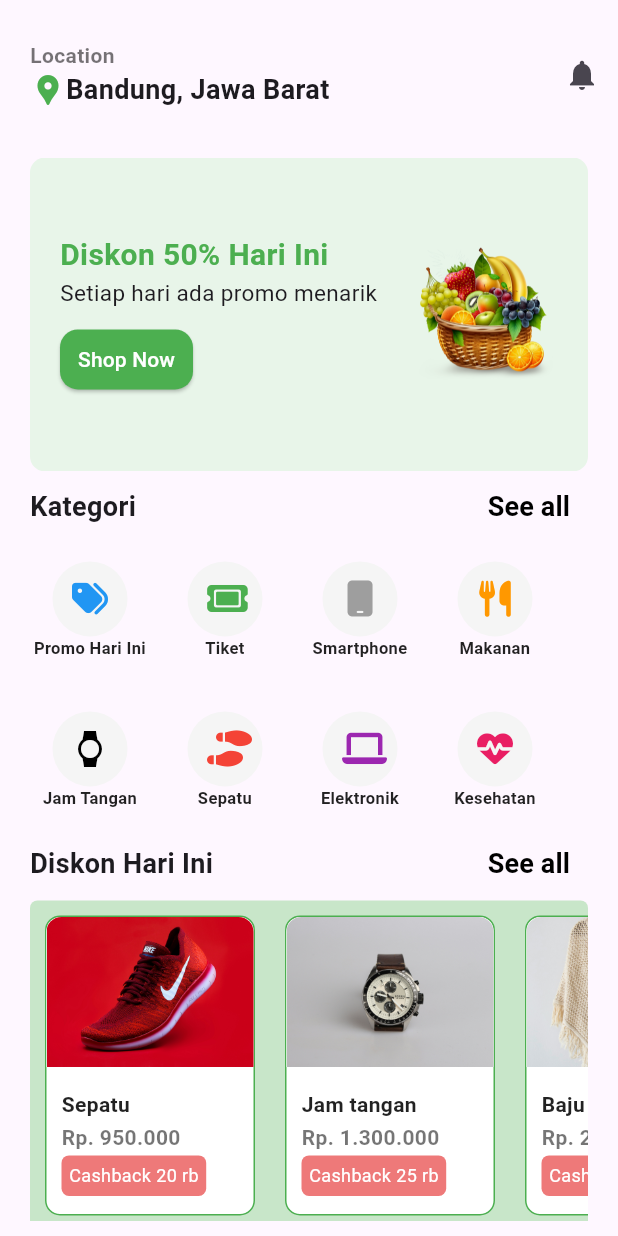
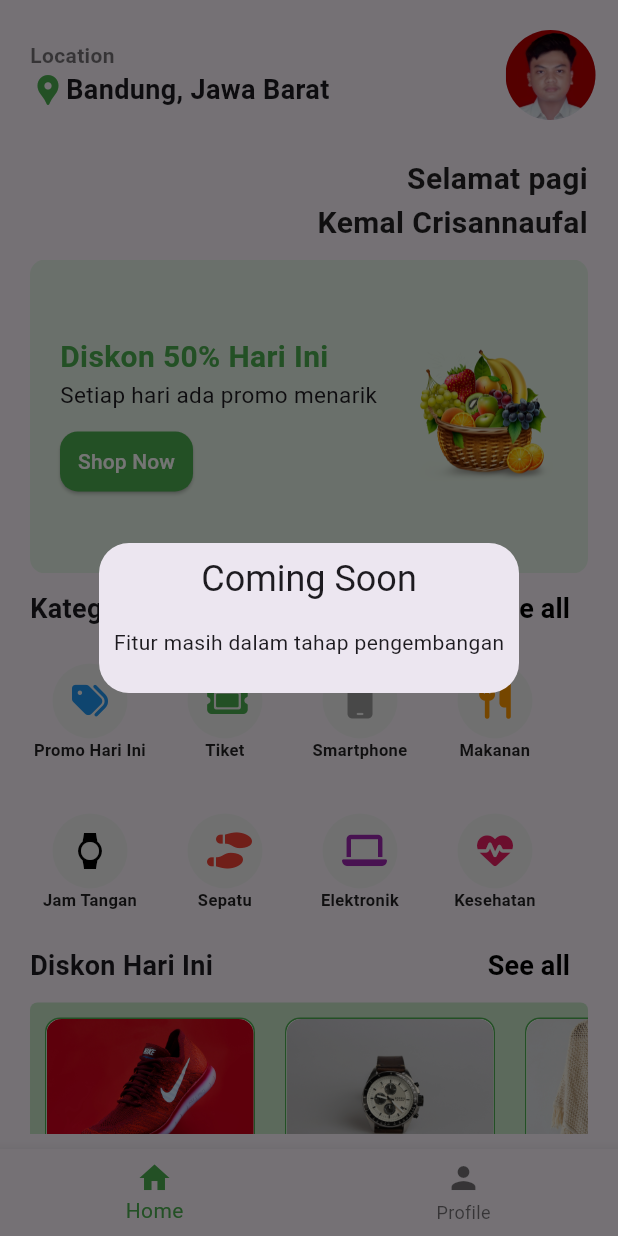
Before and after one commit to kemalcrisannaufal/dashboard-e-commerce-mobile, a Flutter app: the screen it shows after launch, after a tap on "Promo Hari Ini", on a phone screen of 412 x 824 dp. Run offline on Flutter 3.47's test engine with Material 3 defaults, Android fonts, the phone set to English and light mode, and no system bars; drawn by our look-alikes of carousel_slider; our stand-ins replace font_awesome_flutter, get.

Commit message:
add profile picture

```diff
--- /dev/null
+++ b/lib/app/modules/Profile/controllers/profile_controller.dart
@@ -0,0 +1,27 @@
+import 'package:get/get.dart';
+
+class ProfileController extends GetxController {
+  var name = "Kemal Crisannaufal".obs;
+  var location = "Bandung, Jawa Barat".obs;
+  var gender = "Laki-laki".obs;
+
+  @override
+  void onInit() {
+    super.onInit();
+  }
+
+  @override
+  void onReady() {
+    super.onReady();
+  }
+
+  @override
+  void onClose() {
+    super.onClose();
+  }
+
+  void editProfile(String name, String location) {
+    this.name.value = name;
+    this.location.value = location;
+  }
+}
--- a/lib/app/modules/home/controllers/home_controller.dart
+++ b/lib/app/modules/home/controllers/home_controller.dart
@@ -1,9 +1,6 @@
 import 'package:get/get.dart';
 
 class HomeController extends GetxController {
-  //TODO: Implement HomeController
-
-  final count = 0.obs;
   @override
   void onInit() {
     super.onInit();
@@ -18,6 +15,4 @@ class HomeController extends GetxController {
   void onClose() {
     super.onClose();
   }
-
-  void increment() => count.value++;
 }
--- a/lib/app/modules/home/views/category_menu_view.dart
+++ b/lib/app/modules/home/views/category_menu_view.dart
@@ -14,7 +14,7 @@ class CategoryMenuView extends GetView {
   @override
   Widget build(BuildContext context) {
     return GestureDetector(
-      onTap: () {},
+      onTap: onTap,
       child: Container(
         height: 90,
         width: 80,
--- a/lib/app/modules/home/views/home_view.dart
+++ b/lib/app/modules/home/views/home_view.dart
@@ -1,10 +1,12 @@
 import 'package:flutter/material.dart';
 import 'package:carousel_slider/carousel_slider.dart';
 import 'package:get/get.dart';
+import 'package:my_tel_u_clone/app/modules/Profile/controllers/profile_controller.dart';
 import 'package:my_tel_u_clone/app/modules/home/views/card_discount_view.dart';
 import 'package:my_tel_u_clone/app/modules/home/views/carrousel_card_view.dart';
 import 'package:my_tel_u_clone/app/modules/home/views/category_menu_view.dart';
 import 'package:my_tel_u_clone/app/modules/home/views/subsection_title_view.dart';
+import 'package:my_tel_u_clone/app/routes/app_pages.dart';
 import 'package:my_tel_u_clone/app/shared/widgets/appbar.dart';
 import 'package:font_awesome_flutter/font_awesome_flutter.dart';
 import '../../../data/produk.dart';
@@ -41,9 +43,10 @@ class HomeView extends GetView<HomeController> {
       Icon(FontAwesomeIcons.ellipsis, color: Colors.grey),
     ];
 
+    final profileC = Get.put(ProfileController());
     return Scaffold(
       appBar:
-            CustomAppBar(title: "Location", location: "Bandung, Jawa Barat"),
+          CustomAppBar(title: "Location", location: profileC.location.value),
       body: Padding(
         padding: const EdgeInsets.only(
           left: 20.0,
@@ -53,6 +56,18 @@ class HomeView extends GetView<HomeController> {
         ),
         child: ListView(
           children: [
+            Obx(
+              () => Text(
+                textAlign: TextAlign.right,
+                "Selamat pagi\n" + profileC.name.value,
+                style: TextStyle(
+                  fontWeight: FontWeight.bold,
+                  fontSize: 20,
+                  color: Colors.black87,
+                ),
+              ),
+            ),
+            SizedBox(height: 10),
             CarouselSlider(
               items: [
                 CarrouselCardView(),
@@ -80,14 +95,26 @@ class HomeView extends GetView<HomeController> {
                       CategoryMenuView(
                           title: categoryTitle[index],
                           icon: iconCategory[index],
-                            onTap: () {}),
+                          onTap: () {
+                            Get.defaultDialog(
+                              title: "Coming Soon",
+                              content:
+                                  Text("Fitur masih dalam tahap pengembangan"),
+                            );
+                          }),
                       SizedBox(
                         height: 10,
                       ),
                       CategoryMenuView(
                           title: categoryTitle[index + 5],
                           icon: iconCategory[index + 5],
-                            onTap: () {})
+                          onTap: () {
+                            Get.defaultDialog(
+                              title: "Coming Soon",
+                              content:
+                                  Text("Fitur masih dalam tahap pengembangan"),
+                            );
+                          })
                     ],
                   );
                 },
@@ -115,6 +142,26 @@ class HomeView extends GetView<HomeController> {
             ),
           ],
         ),
-        ));
+      ),
+      bottomNavigationBar: BottomNavigationBar(
+        fixedColor: Colors.green,
+        currentIndex: 0,
+        onTap: (index) {
+          if (index == 1) {
+            Get.toNamed(Routes.PROFILE);
+          }
+        },
+        items: [
+          BottomNavigationBarItem(
+            icon: Icon(Icons.home),
+            label: 'Home',
+          ),
+          BottomNavigationBarItem(
+            icon: Icon(Icons.person),
+            label: 'Profile',
+          ),
+        ],
+      ),
+    );
   }
 }
--- a/lib/app/routes/app_pages.dart
+++ b/lib/app/routes/app_pages.dart
@@ -1,5 +1,7 @@
 import 'package:get/get.dart';
 
+import '../modules/Profile/bindings/profile_binding.dart';
+import '../modules/Profile/views/profile_view.dart';
 import '../modules/home/bindings/home_binding.dart';
 import '../modules/home/views/home_view.dart';
 
@@ -16,5 +18,10 @@ class AppPages {
       page: () => const HomeView(),
       binding: HomeBinding(),
     ),
+    GetPage(
+      name: _Paths.PROFILE,
+      page: () => const ProfileView(),
+      binding: ProfileBinding(),
+    ),
   ];
 }
--- a/lib/app/routes/app_routes.dart
+++ b/lib/app/routes/app_routes.dart
@@ -4,9 +4,11 @@ part of 'app_pages.dart';
 abstract class Routes {
   Routes._();
   static const HOME = _Paths.HOME;
+  static const PROFILE = _Paths.PROFILE;
 }
 
 abstract class _Paths {
   _Paths._();
   static const HOME = '/home';
+  static const PROFILE = '/profile';
 }
--- a/lib/app/shared/widgets/appbar.dart
+++ b/lib/app/shared/widgets/appbar.dart
@@ -1,4 +1,6 @@
 import 'package:flutter/material.dart';
+import 'package:get/get.dart';
+import 'package:my_tel_u_clone/app/routes/app_pages.dart';
 
 class CustomAppBar extends StatelessWidget implements PreferredSizeWidget {
   final String title;
@@ -47,12 +49,24 @@ class CustomAppBar extends StatelessWidget implements PreferredSizeWidget {
       leadingWidth: 300,
       centerTitle: true,
       actions: [
-        IconButton(
-          onPressed: () {},
-          icon: Icon(
-            Icons.notifications,
+        GestureDetector(
+          onTap: () => Get.toNamed(Routes.PROFILE),
+          child: Container(
+            margin: EdgeInsets.only(right: 15),
+            child: CircleAvatar(
+              radius: 30,
+              backgroundImage: AssetImage(
+                'assets/images/profile.jpg',
+              ),
+            ),
           ),
         )
+        // IconButton(
+        //   onPressed: () {},
+        //   icon: Icon(
+        //     Icons.notifications,
+        //   ),
+        // )
       ],
     );
   }
```
Also changed, not shown: lib/app/modules/Profile/bindings/profile_binding.dart (added, +17 -0 lines), lib/app/modules/Profile/controllers/add_profile_controller.dart (added, +28 -0 lines), lib/app/modules/Profile/views/profile_view.dart (added, +115 -0 lines), assets/images/profile.jpg (added). Lines whose indentation alone changed are shown as unchanged.
